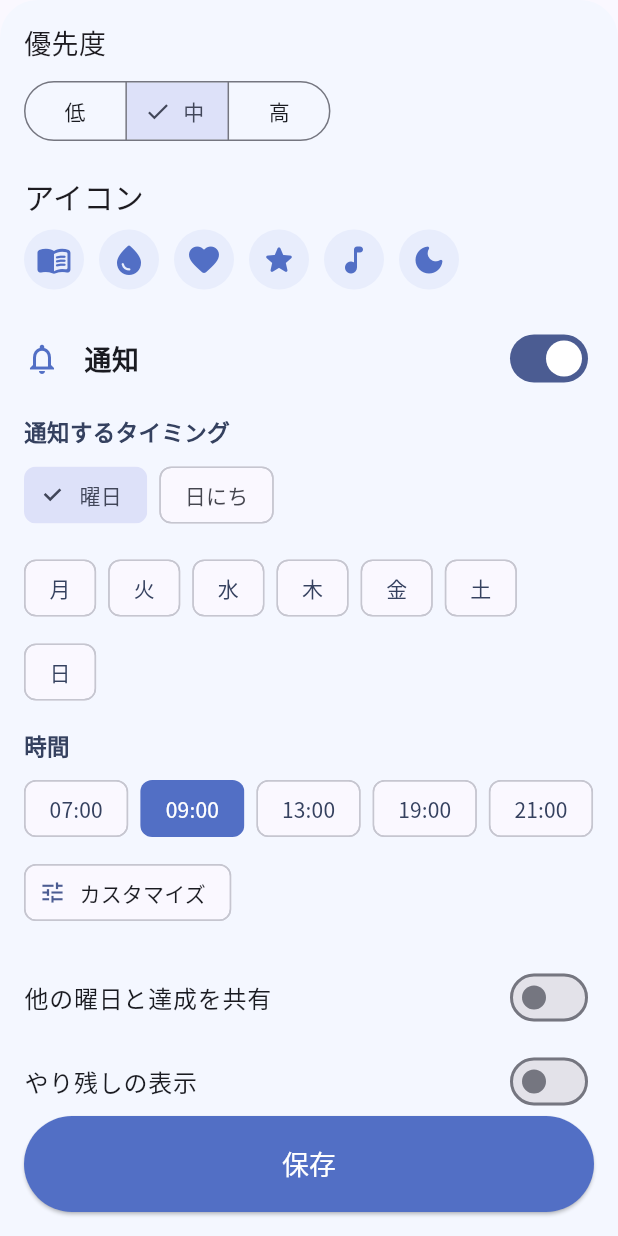
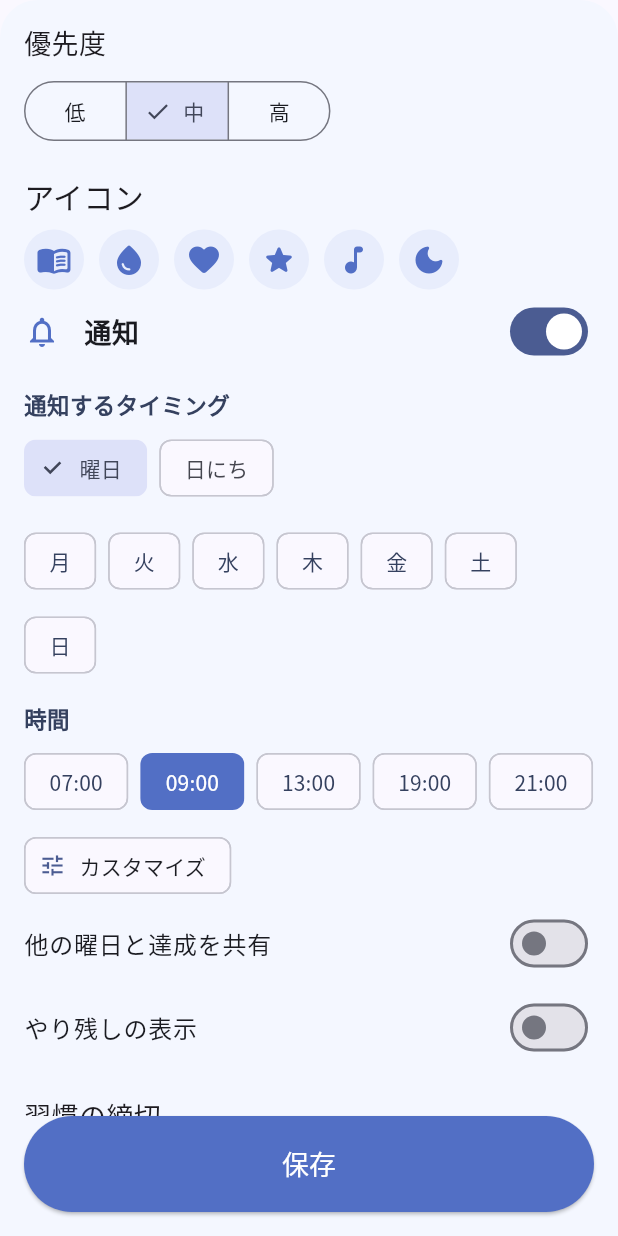
Before and after one commit to motimotiflower/HabitApp, a Flutter app: the AddHabitSheet widget shown alone on an empty page, opened directly with empty values, scrolled down 576 dp, on a phone screen of 412 x 824 dp. Run offline on Flutter 3.47's test engine with Material 3 defaults, Android fonts, the phone set to English and light mode, and no system bars; our stand-ins replace cloud_firestore, envied, firebase_auth, firebase_core, flutter_local_notifications, flutter_timezone and 5 more; accounts and stored records are empty; generated files the repository leaves out were written again.

Commit message:
Tighten spacing around habit notification

```diff
--- a/lib/z_habit/sheets/add_habit_sheet.dart
+++ b/lib/z_habit/sheets/add_habit_sheet.dart
@@ -408,8 +408,6 @@ class _AddHabitSheetState extends State<AddHabitSheet> {
                       }).toList(),
                     ),
 
-                    const SizedBox(height: 18),
-
                     NotificationSettingsCard(
                       enabled: _notificationEnabled,
                       days: _notificationDays,
@@ -440,10 +438,6 @@ class _AddHabitSheetState extends State<AddHabitSheet> {
                         });
                       },
                     ),
-
-
-
-                    const SizedBox(height: 18),
 
                     SwitchListTile(
                       contentPadding: EdgeInsets.zero,
```
